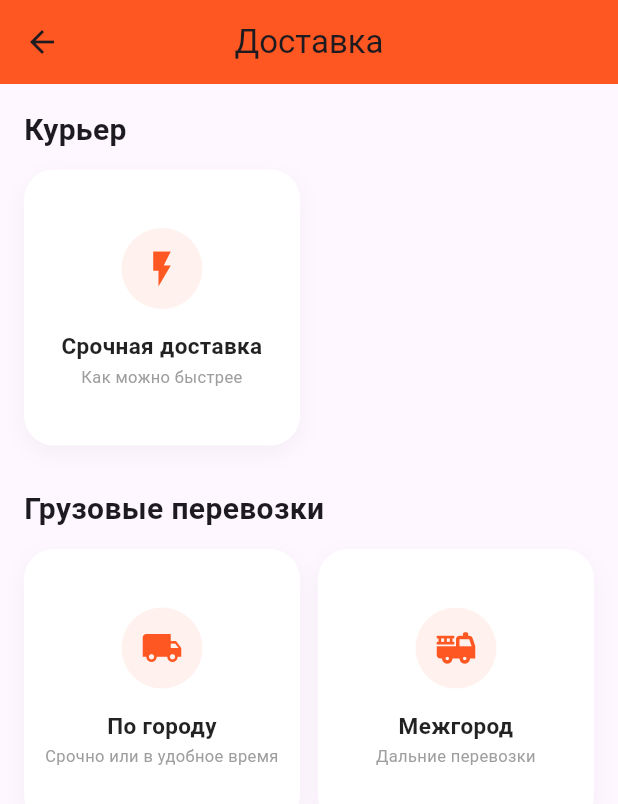
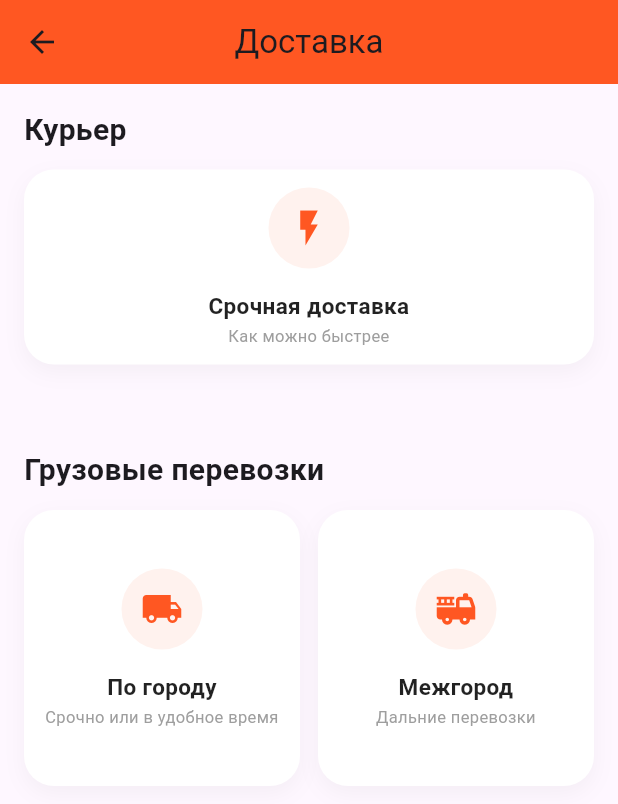
Before and after one commit to Andreyy320/delivery-app-client, a Flutter app: the DeliveryServicesScreen screen opened directly, on a phone screen of 412 x 824 dp. Shown: the top 804 px of the screen. Run offline on Flutter 3.47's test engine with Material 3 defaults, Android fonts, the light colour scheme and no system bars; our stand-ins replace cloud_firestore, firebase_auth, firebase_core, firebase_messaging, flutter_local_notifications, flutter_map and 2 more; accounts and stored records are empty.

```diff
--- a/lib/screens/Dostavka/delivery_services_screen.dart
+++ b/lib/screens/Dostavka/delivery_services_screen.dart
@@ -22,25 +22,22 @@ class DeliveryServicesScreen extends StatelessWidget {
           crossAxisAlignment: CrossAxisAlignment.start,
           children: [
             /// ===== КУРЬЕР =====
+            /// ===== КУРЬЕР =====
             const _SectionTitle(title: 'Курьер'),
             const SizedBox(height: 12),
 
-            GridView.count(
-              crossAxisCount: 2,
-              shrinkWrap: true,
-              physics: const NeverScrollableScrollPhysics(),
-              crossAxisSpacing: 12,
-              mainAxisSpacing: 12,
-              childAspectRatio: 1, // 👈 Сделали карточку выше (было 1)
-              children: const [
-                _ServiceCard(
-                  title: 'Срочная доставка',
-                  subtitle: 'Как можно быстрее',
-                  icon: Icons.flash_on,
-                  screen: ExpressDeliveryScreen(),
-                ),
-              ],
+// Вместо GridView используем это:
+            const SizedBox(
+              width: double.infinity, // Растягиваем на всю ширину
+              child: _ServiceCard(
+                title: 'Срочная доставка',
+                subtitle: 'Как можно быстрее',
+                icon: Icons.flash_on,
+                screen: ExpressDeliveryScreen(),
+              ),
             ),
+
+            const SizedBox(height: 28),
 
             const SizedBox(height: 28),
 
```
Also changed, not shown: lib/screens/Menu/profile_screen.dart (+28 -5 lines), lib/screens/register_and_vhod/login_screen.dart (+16 -4 lines).
